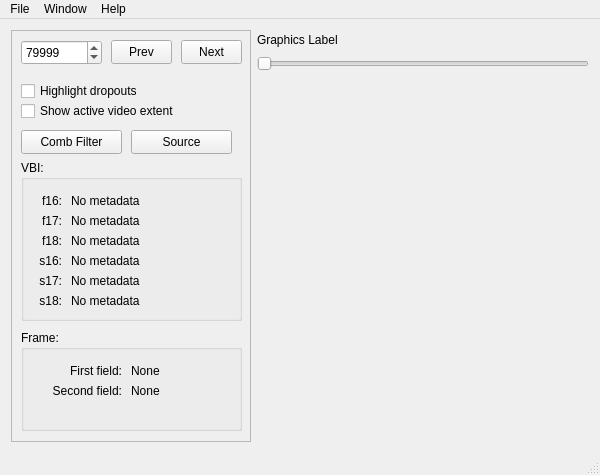
Above: tools/ld-analyse/mainwindow.ui from happycube/ld-decode before the change. Below: the same form after it.
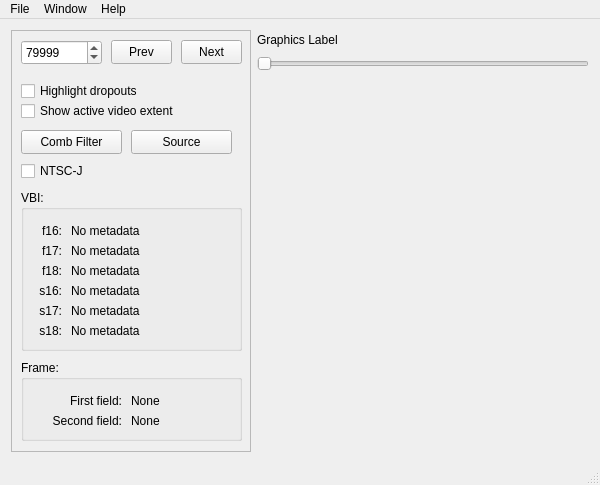
That is the form after the change. Icons and pictures are not drawn.

Commit message: Temporary fix to ld-analyse for NTSC-J preview - issue #74

```diff
--- a/tools/ld-analyse/mainwindow.ui
+++ b/tools/ld-analyse/mainwindow.ui
@@ -7,7 +7,7 @@
     <x>0</x>
     <y>0</y>
     <width>600</width>
-    <height>475</height>
+    <height>485</height>
    </rect>
   </property>
   <property name="sizePolicy">
@@ -19,7 +19,7 @@
   <property name="minimumSize">
    <size>
     <width>600</width>
-    <height>475</height>
+    <height>485</height>
    </size>
   </property>
   <property name="windowTitle">
@@ -129,7 +129,7 @@
        <property name="geometry">
         <rect>
          <x>10</x>
-         <y>130</y>
+         <y>160</y>
          <width>221</width>
          <height>161</height>
         </rect>
@@ -316,9 +316,9 @@
        <property name="geometry">
         <rect>
          <x>10</x>
-         <y>300</y>
+         <y>330</y>
          <width>221</width>
-         <height>101</height>
+         <height>81</height>
         </rect>
        </property>
        <property name="title">
@@ -409,6 +409,19 @@
         <string>Source</string>
        </property>
       </widget>
+      <widget class="QCheckBox" name="ntscjCheckBox">
+       <property name="geometry">
+        <rect>
+         <x>10</x>
+         <y>130</y>
+         <width>83</width>
+         <height>22</height>
+        </rect>
+       </property>
+       <property name="text">
+        <string>NTSC-J</string>
+       </property>
+      </widget>
      </widget>
     </item>
     <item>
```
The commit also changes 1 other file.
